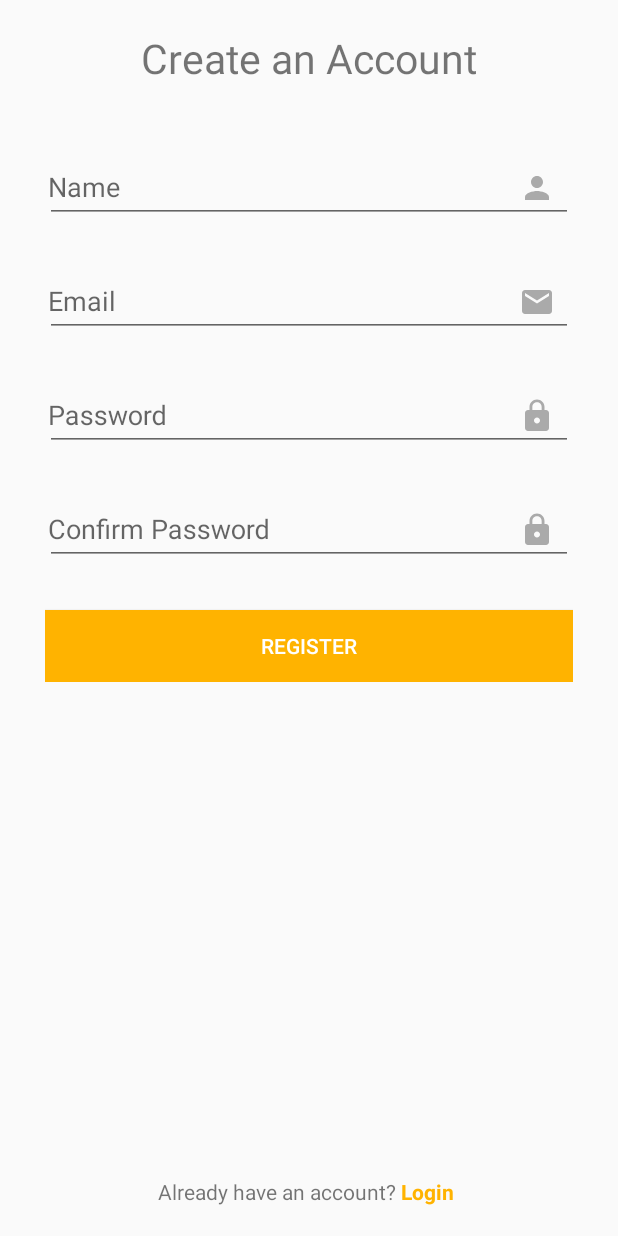
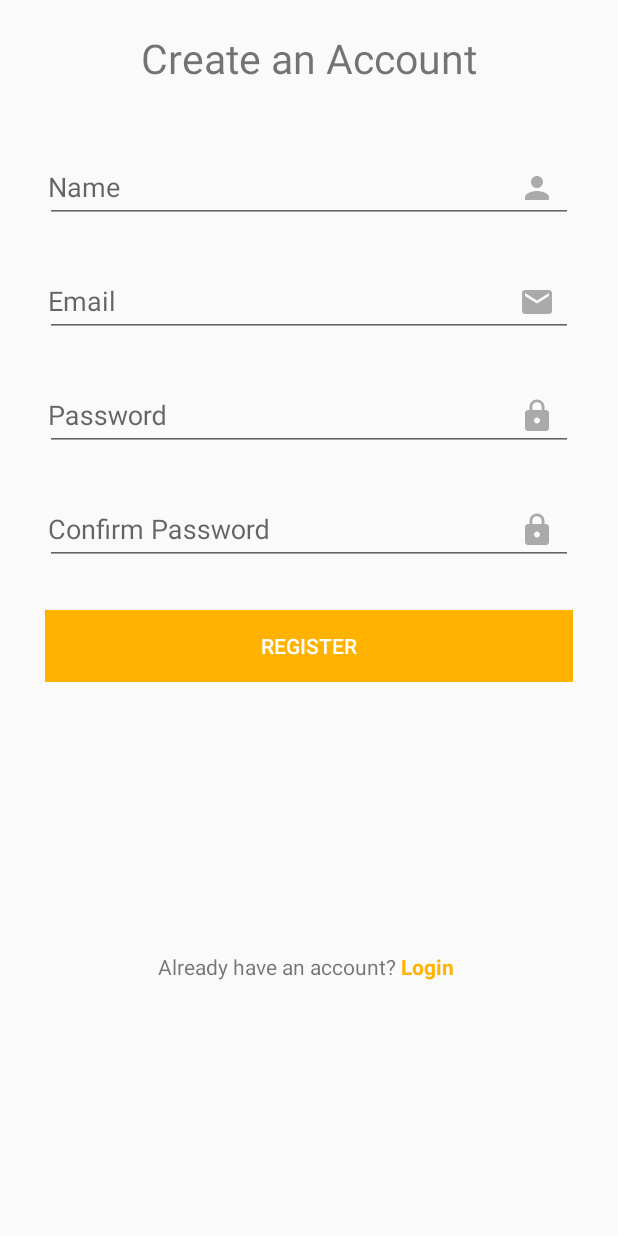
Before and after one commit to rhys3010/taxe, an Android app: the screen it shows after launch (TaxeAuthenticationActivity), after a tap on "Register", on a phone screen of 412 x 824 dp. Run offline under Robolectric (Android 15) with nearby library versions, the phone set to English and light mode, and no system bars; libraries missing offline, so code that uses them is left out: retrofit2.adapter.rxjava, rx.android.schedulers, rx.schedulers, rx.subscriptions; 2 statements that could not run were skipped; 1 other tap on this screen came first.

Commit message:
Took steps to make the whole app more landscape friendly
Added scrollview to create booking screen
Prevented screen rotations during Asynchronous tasks
Added instance states to the needed activities / fragments

```diff
--- a/app/src/main/java/xyz/rhysevans/taxe/ui/authentication/LoginFragment.java
+++ b/app/src/main/java/xyz/rhysevans/taxe/ui/authentication/LoginFragment.java
@@ -2,8 +2,12 @@ package xyz.rhysevans.taxe.ui.authentication;
 
 
 import android.content.Intent;
+import android.content.pm.ActivityInfo;
+import android.content.res.Configuration;
 import android.os.Build;
 import android.os.Bundle;
+import android.support.annotation.NonNull;
+import android.support.design.widget.TextInputEditText;
 import android.support.v4.app.Fragment;
 import android.support.v4.app.FragmentTransaction;
 import android.util.Log;
@@ -49,14 +53,19 @@ public class LoginFragment extends Fragment {
     public static final String TAG = LoginFragment.class.getSimpleName();
 
     /**
+     * The Key under which to save enterred email
+     */
+    private final String EMAIL_KEY = "EMAIL";
+
+    /**
      * Input Field for Email
      */
-    private EditText emailInput;
+    private TextInputEditText emailInput;
 
     /**
      * Input Field for password
      */
-    private EditText passwordInput;
+    private TextInputEditText passwordInput;
 
     /**
      * The Login Button
@@ -127,6 +136,7 @@ public class LoginFragment extends Fragment {
 
     /**
      * Initialize the fragment's UI views and declare button behaviour
+     * @param view - the parent view of the fragment
      */
     private void initViews(View view) {
         // Initialize all the views
@@ -155,6 +165,15 @@ public class LoginFragment extends Fragment {
 
         // If all fields are successfully validated, begin login process
         if(validateFields(email, password)){
+            // Lock Screen Orientation
+            int currentOrientation = getResources().getConfiguration().orientation;
+            if (currentOrientation == Configuration.ORIENTATION_LANDSCAPE) {
+                getActivity().setRequestedOrientation(ActivityInfo.SCREEN_ORIENTATION_SENSOR_LANDSCAPE);
+            }
+            else {
+                getActivity().setRequestedOrientation(ActivityInfo.SCREEN_ORIENTATION_SENSOR_PORTRAIT);
+            }
+
             // Disable button
             loginBtn.setEnabled(false);
             // Show Progress bar
@@ -201,6 +220,8 @@ public class LoginFragment extends Fragment {
         loginBtn.setEnabled(true);
         // Hide Progress bar
         progressIndicator.setVisibility(View.GONE);
+        // Unlock screen orientation
+        getActivity().setRequestedOrientation(ActivityInfo.SCREEN_ORIENTATION_SENSOR);
 
         // Create a new user object to store non-sensitive data in shared prefs
         User user = new User(response.getId(), response.getName(), response.getEmail(), response.getRole(), response.getCreated_at());
@@ -228,6 +249,8 @@ public class LoginFragment extends Fragment {
         loginBtn.setEnabled(true);
         // Hide Progress bar
         progressIndicator.setVisibility(View.GONE);
+        // Unlock screen orientation
+        getActivity().setRequestedOrientation(ActivityInfo.SCREEN_ORIENTATION_SENSOR);
 
         // Handle the error using the util classs
         int errorCode = errorHandler.handle(error, this.getContext(), this.getView());
@@ -250,6 +273,7 @@ public class LoginFragment extends Fragment {
         ft.commit();
     }
 
+
     /**
      * When fragment is destroyed, unsubscribe all rx subscriptions
      */
--- a/app/src/main/java/xyz/rhysevans/taxe/ui/authentication/RegisterFragment.java
+++ b/app/src/main/java/xyz/rhysevans/taxe/ui/authentication/RegisterFragment.java
@@ -1,9 +1,10 @@
 package xyz.rhysevans.taxe.ui.authentication;
 
-
-import android.app.AlertDialog;
+import android.content.pm.ActivityInfo;
+import android.content.res.Configuration;
 import android.os.Bundle;
 import android.support.design.widget.Snackbar;
+import android.support.design.widget.TextInputEditText;
 import android.support.v4.app.Fragment;
 import android.support.v4.app.FragmentTransaction;
 import android.view.LayoutInflater;
@@ -14,12 +15,6 @@ import android.widget.EditText;
 import android.widget.ProgressBar;
 import android.widget.TextView;
 
-import com.google.gson.Gson;
-import com.google.gson.JsonObject;
-
-import java.io.IOException;
-
-import retrofit2.adapter.rxjava.HttpException;
 import rx.android.schedulers.AndroidSchedulers;
 import rx.schedulers.Schedulers;
 import rx.subscriptions.CompositeSubscription;
@@ -51,22 +46,22 @@ public class RegisterFragment extends Fragment {
     /**
      * The EditText element for name
      */
-    private EditText nameInput;
+    private TextInputEditText nameInput;
 
     /**
      * The EditText element for email
      */
-    private EditText emailInput;
+    private TextInputEditText emailInput;
 
     /**
      * The EditText element for password
      */
-    private EditText passwordInput;
+    private TextInputEditText passwordInput;
 
     /**
      * The EditText element for password confirmation
      */
-    private EditText confirmPasswordInput;
+    private TextInputEditText confirmPasswordInput;
 
     /**
      * The Button to register
@@ -173,6 +168,15 @@ public class RegisterFragment extends Fragment {
 
         // If all fields are successfully validated, begin registration process
         if(validateFields(name, email, password, confirmPassword)){
+            // Lock Screen Orientation
+            int currentOrientation = getResources().getConfiguration().orientation;
+            if (currentOrientation == Configuration.ORIENTATION_LANDSCAPE) {
+                getActivity().setRequestedOrientation(ActivityInfo.SCREEN_ORIENTATION_SENSOR_LANDSCAPE);
+            }
+            else {
+                getActivity().setRequestedOrientation(ActivityInfo.SCREEN_ORIENTATION_SENSOR_PORTRAIT);
+            }
+
             // Disable Register Button
             registerBtn.setEnabled(false);
 
@@ -238,6 +242,8 @@ public class RegisterFragment extends Fragment {
         registerBtn.setEnabled(true);
         // Hide Progress Bar
         progressIndicator.setVisibility(View.GONE);
+        // Unlock screen orientation
+        getActivity().setRequestedOrientation(ActivityInfo.SCREEN_ORIENTATION_SENSOR);
 
         // Handle Errors using util class and save the error code
         int errorCode = errorHandler.handle(error, this.getContext(), this.getView());
@@ -257,6 +263,8 @@ public class RegisterFragment extends Fragment {
         registerBtn.setEnabled(true);
         // Hide Progress Bar
         progressIndicator.setVisibility(View.GONE);
+        // Unlock screen orientation
+        getActivity().setRequestedOrientation(ActivityInfo.SCREEN_ORIENTATION_SENSOR);
 
         // Clear the text inputs
         emailInput.setText(null);
--- a/app/src/main/java/xyz/rhysevans/taxe/ui/authentication/TaxeAuthenticationActivity.java
+++ b/app/src/main/java/xyz/rhysevans/taxe/ui/authentication/TaxeAuthenticationActivity.java
@@ -1,7 +1,9 @@
 package xyz.rhysevans.taxe.ui.authentication;
 
+import android.support.v4.app.Fragment;
 import android.support.v7.app.AppCompatActivity;
 import android.os.Bundle;
+import android.util.Log;
 
 import xyz.rhysevans.taxe.R;
 import xyz.rhysevans.taxe.ui.authentication.LoginFragment;
@@ -24,8 +26,12 @@ public class TaxeAuthenticationActivity extends AppCompatActivity {
         super.onCreate(savedInstanceState);
         setContentView(R.layout.activity_taxe_authentication);
 
-        // Show login fragment
-        LoginFragment loginFragment = new LoginFragment();
-        getSupportFragmentManager().beginTransaction().replace(R.id.authentication_fragment_container, loginFragment, LoginFragment.TAG).commit();
+        // If the activity is opening for the first time
+        if(savedInstanceState == null){
+            // Show login fragment
+            LoginFragment loginFragment = new LoginFragment();
+            getSupportFragmentManager().beginTransaction().replace(R.id.authentication_fragment_container, loginFragment, LoginFragment.TAG).commit();
+        }
     }
+
 }
--- a/app/src/main/res/layout/fragment_login.xml
+++ b/app/src/main/res/layout/fragment_login.xml
@@ -72,7 +72,7 @@
                 android:layout_height="wrap_content"
                 android:layout_marginTop="@dimen/form_input_margin">
 
-                <EditText
+                <android.support.design.widget.TextInputEditText
                     android:id="@+id/email_input"
                     android:layout_width="match_parent"
                     android:layout_height="wrap_content"
@@ -92,7 +92,7 @@
                 android:layout_height="wrap_content"
                 android:layout_marginTop="@dimen/form_input_margin">
 
-                <EditText
+                <android.support.design.widget.TextInputEditText
                     android:id="@+id/password_input"
                     android:layout_width="match_parent"
                     android:layout_height="wrap_content"
@@ -145,6 +145,7 @@
             android:layout_marginBottom="@dimen/register_text_margin"
             android:gravity="center_horizontal"
             android:orientation="horizontal"
+            app:layout_constraintTop_toBottomOf="@id/progress_indicator_container"
             app:layout_constraintBottom_toBottomOf="parent"
             app:layout_constraintStart_toStartOf="parent"
             app:layout_constraintEnd_toEndOf="parent">
--- a/app/src/main/res/layout/fragment_register.xml
+++ b/app/src/main/res/layout/fragment_register.xml
@@ -52,7 +52,7 @@
                 android:layout_height="wrap_content"
                 android:layout_marginTop="@dimen/form_margin_register">
 
-                <EditText
+                <android.support.design.widget.TextInputEditText
                     android:id="@+id/name_input"
                     android:layout_width="match_parent"
                     android:layout_height="wrap_content"
@@ -73,7 +73,7 @@
                 android:layout_height="wrap_content"
                 android:layout_marginTop="@dimen/form_input_margin">
 
-                <EditText
+                <android.support.design.widget.TextInputEditText
                     android:id="@+id/email_input"
                     android:layout_width="match_parent"
                     android:layout_height="wrap_content"
@@ -93,7 +93,7 @@
                 android:layout_height="wrap_content"
                 android:layout_marginTop="@dimen/form_input_margin">
 
-                <EditText
+                <android.support.design.widget.TextInputEditText
                     android:id="@+id/password_input"
                     android:layout_width="match_parent"
                     android:layout_height="wrap_content"
@@ -113,7 +113,7 @@
                 android:layout_height="wrap_content"
                 android:layout_marginTop="@dimen/form_input_margin">
 
-                <EditText
+                <android.support.design.widget.TextInputEditText
                     android:id="@+id/confirm_password_input"
                     android:layout_width="match_parent"
                     android:layout_height="wrap_content"
@@ -166,6 +166,7 @@
             android:layout_marginBottom="@dimen/register_text_margin"
             android:gravity="center_horizontal"
             android:orientation="horizontal"
+            app:layout_constraintTop_toBottomOf="@id/progress_indicator_container"
             app:layout_constraintBottom_toBottomOf="parent"
             app:layout_constraintStart_toStartOf="parent"
             app:layout_constraintEnd_toEndOf="parent">
```
Also changed, not shown: app/src/main/AndroidManifest.xml (+1 -7 lines), app/src/main/java/xyz/rhysevans/taxe/ui/TaxeMainActivity.java (+54 -13 lines), app/src/main/java/xyz/rhysevans/taxe/ui/booking/CreateBookingActivity.java (+28 -12 lines), app/src/main/res/layout/activity_create_booking.xml (+18 -9 lines).
